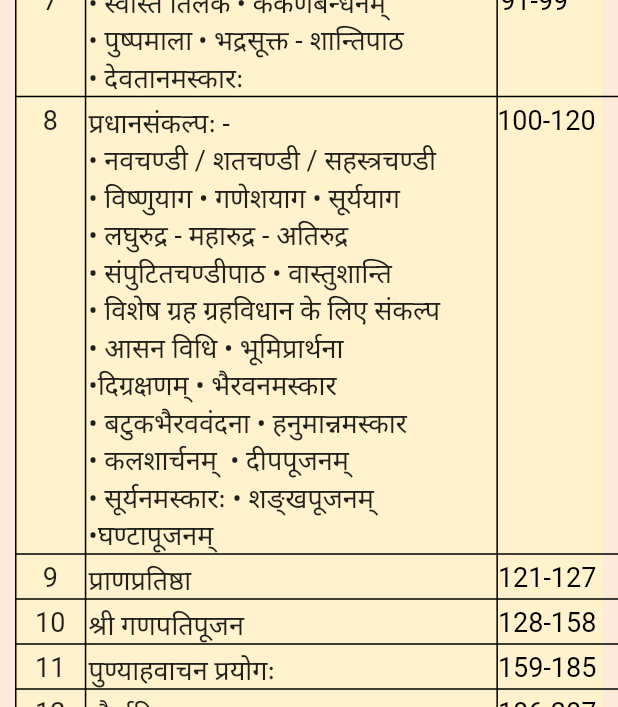
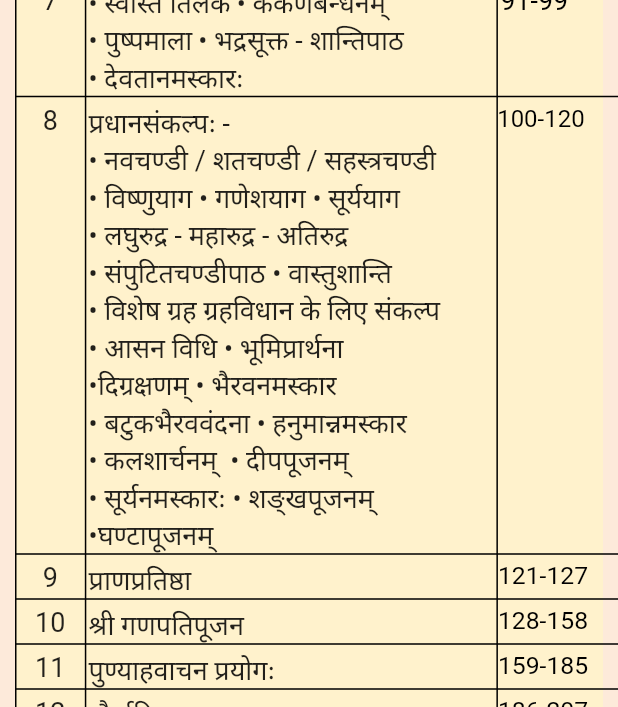
Before and after one commit to swapnil3099/flutter_ebook, a Flutter app: the DetailsScreen screen opened directly, on a phone screen of 412 x 824 dp. Shown: the part 529-1236 px from the top of the screen. Run offline on Flutter 3.47's test engine with Material 2 defaults, Android fonts, the phone set to English and light mode, and no system bars; our stand-ins replace cloud_firestore, curved_navigation_bar, firebase_auth, flutter_spinkit, splashscreen; missing offline and left inert: advance_pdf_viewer, animated_splash, giffy_dialog, pdf_render; accounts and stored records are empty.

Commit message:
minor changes

```diff
--- a/lib/screens/details_screen.dart
+++ b/lib/screens/details_screen.dart
@@ -13,6 +13,7 @@ import 'package:flutter_ebook/Pages/page19.dart';
 import 'package:flutter_ebook/Pages/page2.dart';
 import 'package:flutter_ebook/Pages/page20.dart';
 import 'package:flutter_ebook/Pages/page21.dart';
+import 'package:flutter_ebook/Pages/page22.dart';
 import 'package:flutter_ebook/Pages/page3.dart';
 import 'package:flutter_ebook/Pages/page4.dart';
 import 'package:flutter_ebook/Pages/page5.dart';
@@ -628,7 +629,7 @@ class _DetailsScreenState extends State<DetailsScreen> {
                             padding: const EdgeInsets.only(top: 5.0,left: 0),
                             child: Text(
                               '100-120',
-                              style: TextStyle(fontSize: 18,color: tex),
+                              style: TextStyle(fontSize: 16,color: tex),
                             ),
                           ),
                         )
@@ -682,7 +683,7 @@ class _DetailsScreenState extends State<DetailsScreen> {
                             padding: const EdgeInsets.only(top: 5.0,left: 0.5),
                             child: Text(
                               '121-127',
-                              style: TextStyle(fontSize: 18,color: tex),
+                              style: TextStyle(fontSize: 16.5,color: tex),
                             ),
                           ),
                         )
@@ -737,7 +738,7 @@ class _DetailsScreenState extends State<DetailsScreen> {
                             padding: const EdgeInsets.only(top: 5.0,left: 0.5),
                             child: Text(
                               '128-158',
-                              style: TextStyle(fontSize: 18,color: tex),
+                              style: TextStyle(fontSize: 16.5,color: tex),
                             ),
                           ),
                         )
@@ -791,7 +792,7 @@ class _DetailsScreenState extends State<DetailsScreen> {
                             padding: const EdgeInsets.only(top: 5.0,left: 0.5),
                             child: Text(
                               '159-185',
-                              style: TextStyle(fontSize: 18,color: tex),
+                              style: TextStyle(fontSize: 16.5,color: tex),
                             ),
                           ),
                         )
@@ -862,7 +863,7 @@ class _DetailsScreenState extends State<DetailsScreen> {
                             padding: const EdgeInsets.only(top: 5.0,left: 0.5),
                             child: Text(
                               '186-207',
-                              style: TextStyle(fontSize: 18,color: tex),
+                              style: TextStyle(fontSize: 16.5,color: tex),
                             ),
                           ),
                         )
@@ -927,7 +928,7 @@ class _DetailsScreenState extends State<DetailsScreen> {
                             padding: const EdgeInsets.only(top: 5.0,left: 0.5),
                             child: Text(
                               '208-231',
-                              style: TextStyle(fontSize: 18,color: tex),
+                              style: TextStyle(fontSize: 16.5,color: tex),
                             ),
                           ),
                         )
@@ -998,7 +999,7 @@ class _DetailsScreenState extends State<DetailsScreen> {
                             padding: const EdgeInsets.only(top: 5.0,left: 0.5),
                             child: Text(
                               '232-246',
-                              style: TextStyle(fontSize: 18,color: tex),
+                              style: TextStyle(fontSize: 16.5,color: tex),
                             ),
                           ),
                         )
@@ -1087,7 +1088,7 @@ class _DetailsScreenState extends State<DetailsScreen> {
                             padding: const EdgeInsets.only(top: 5.0,left: 0.5),
                             child: Text(
                               '247-286',
-                              style: TextStyle(fontSize: 18,color: tex),
+                              style: TextStyle(fontSize: 16.5,color: tex),
                             ),
                           ),
                         )
@@ -1176,7 +1177,7 @@ class _DetailsScreenState extends State<DetailsScreen> {
                             padding: const EdgeInsets.only(top: 5.0,left: 0.5),
                             child: Text(
                               '287-314',
-                              style: TextStyle(fontSize: 18,color: tex),
+                              style: TextStyle(fontSize: 16.5,color: tex),
                             ),
                           ),
                         )
@@ -1229,7 +1230,7 @@ class _DetailsScreenState extends State<DetailsScreen> {
                             padding: const EdgeInsets.only(top: 5.0,left: 0.5),
                             child: Text(
                               '315-330',
-                              style: TextStyle(fontSize: 18,color: tex),
+                              style: TextStyle(fontSize: 16.5,color: tex),
                             ),
                           ),
                         )
@@ -1282,7 +1283,7 @@ class _DetailsScreenState extends State<DetailsScreen> {
                             padding: const EdgeInsets.only(top: 5.0,left: 0.5),
                             child: Text(
                               '331-366',
-                              style: TextStyle(fontSize: 18,color: tex),
+                              style: TextStyle(fontSize: 16.5,color: tex),
                             ),
                           ),
                         )
@@ -1365,7 +1366,7 @@ class _DetailsScreenState extends State<DetailsScreen> {
                             padding: const EdgeInsets.only(top: 5.0,left: 0.5),
                             child: Text(
                               '367-497',
-                              style: TextStyle(fontSize: 18,color: tex),
+                              style: TextStyle(fontSize: 16.5,color: tex),
                             ),
                           ),
                         )
@@ -1436,7 +1437,7 @@ class _DetailsScreenState extends State<DetailsScreen> {
                             padding: const EdgeInsets.only(top: 5.0,left: 0.5),
                             child: Text(
                               '498-589',
-                              style: TextStyle(fontSize: 18,color: tex),
+                              style: TextStyle(fontSize: 16.5,color: tex),
                             ),
                           ),
                         )
@@ -1516,7 +1517,7 @@ class _DetailsScreenState extends State<DetailsScreen> {
                             padding: const EdgeInsets.only(top: 5.0,left: 0.5),
                             child: Text(
                               '590-658',
-                              style: TextStyle(fontSize: 18,color: tex),
+                              style: TextStyle(fontSize: 16.5,color: tex),
                             ),
                           ),
                         )
@@ -1552,7 +1553,7 @@ class _DetailsScreenState extends State<DetailsScreen> {
                                   onTap: () =>
                                       Navigator.push(context,
                                           MaterialPageRoute(
-                                              builder: (context) => Page11())),
+                                              builder: (context) => Page22())),
                                   child: Text('सूर्य -',
                                       style: TextStyle(
                                         fontSize: 18,
@@ -1579,12 +1580,12 @@ class _DetailsScreenState extends State<DetailsScreen> {
                           onTap: () =>
                               Navigator.push(context,
                                   MaterialPageRoute(
-                                      builder: (context) => Page11())),
+                                      builder: (context) => Page22())),
                           child: Container(
                             padding: const EdgeInsets.only(top: 5.0,left: 0.5),
                             child: Text(
                               '659-687',
-                              style: TextStyle(fontSize: 18,color: tex),
+                              style: TextStyle(fontSize: 16.5,color: tex),
                             ),
                           ),
                         )
@@ -1664,7 +1665,7 @@ class _DetailsScreenState extends State<DetailsScreen> {
                             padding: const EdgeInsets.only(top: 5.0,left: 0.5),
                             child: Text(
                               '688-779',
-                              style: TextStyle(fontSize: 18,color: tex),
+                              style: TextStyle(fontSize: 16.5,color: tex),
                             ),
                           ),
                         )
@@ -1723,7 +1724,7 @@ class _DetailsScreenState extends State<DetailsScreen> {
                             padding: const EdgeInsets.only(top: 5.0,left: 0.5),
                             child: Text(
                               '780-803',
-                              style: TextStyle(fontSize: 18,color: tex),
+                              style: TextStyle(fontSize: 16.5,color: tex),
                             ),
                           ),
                         )
@@ -1791,7 +1792,7 @@ class _DetailsScreenState extends State<DetailsScreen> {
                             padding: const EdgeInsets.only(top: 5.0,left: 0.5),
                             child: Text(
                               '804-844',
-                              style: TextStyle(fontSize: 18,color: tex),
+                              style: TextStyle(fontSize: 16.5,color: tex),
                             ),
                           ),
                         )
@@ -1845,7 +1846,7 @@ class _DetailsScreenState extends State<DetailsScreen> {
                             padding: const EdgeInsets.only(top: 5.0,left: 0.5),
                             child: Text(
                               '845-850',
-                              style: TextStyle(fontSize: 18,color: tex),
+                              style: TextStyle(fontSize: 16.5,color: tex),
                             ),
                           ),
                         )
@@ -1913,7 +1914,7 @@ class _DetailsScreenState extends State<DetailsScreen> {
                             padding: const EdgeInsets.only(top: 5.0,left: 0.5),
                             child: Text(
                               '851-872',
-                              style: TextStyle(fontSize: 18,color: tex),
+                              style: TextStyle(fontSize: 16.5,color: tex),
                             ),
                           ),
                         )
@@ -1975,7 +1976,7 @@ class _DetailsScreenState extends State<DetailsScreen> {
                             padding: const EdgeInsets.only(top: 5.0,left: 0.5),
                             child: Text(
                               '872-884',
-                              style: TextStyle(fontSize: 18,color: tex),
+                              style: TextStyle(fontSize: 16.5,color: tex),
                             ),
                           ),
                         )
@@ -2037,7 +2038,7 @@ class _DetailsScreenState extends State<DetailsScreen> {
                             padding: const EdgeInsets.only(top: 5.0,left: 0.5),
                             child: Text(
                               '884-893',
-                              style: TextStyle(fontSize: 18,color: tex),
+                              style: TextStyle(fontSize: 16.5,color: tex),
                             ),
                           ),
                         )
@@ -2099,7 +2100,7 @@ class _DetailsScreenState extends State<DetailsScreen> {
                             padding: const EdgeInsets.only(top: 5.0,left: 0.5),
                             child: Text(
                               '893-901',
-                              style: TextStyle(fontSize: 18,color: tex),
+                              style: TextStyle(fontSize: 16.5,color: tex),
                             ),
                           ),
                         )
@@ -2161,7 +2162,7 @@ class _DetailsScreenState extends State<DetailsScreen> {
                             padding: const EdgeInsets.only(top: 5.0,left: 0.5),
                             child: Text(
                               '901-956',
-                              style: TextStyle(fontSize: 18,color: tex),
+                              style: TextStyle(fontSize: 16.5,color: tex),
                             ),
                           ),
                         )
@@ -2229,10 +2230,10 @@ class _DetailsScreenState extends State<DetailsScreen> {
                                   MaterialPageRoute(
                                       builder: (context) => Page11())),
                           child: Container(
-                            padding: const EdgeInsets.only(top: 5.0,left: 0.5),
+                            padding: const EdgeInsets.only(top: 5.0,left: 1),
                             child: Text(
                               '956-978',
-                              style: TextStyle(fontSize: 18,color: tex),
+                              style: TextStyle(fontSize: 16.5,color: tex),
                             ),
                           ),
                         )
@@ -2300,10 +2301,10 @@ class _DetailsScreenState extends State<DetailsScreen> {
                                   MaterialPageRoute(
                                       builder: (context) => Page11())),
                           child: Container(
-                            padding: const EdgeInsets.only(top: 5.0,left: 0.5),
+                            padding: const EdgeInsets.only(top: 5.0,left: 1),
                             child: Text(
                               '978-992',
-                              style: TextStyle(fontSize: 18,color: tex),
+                              style: TextStyle(fontSize: 16.5,color: tex),
                             ),
                           ),
                         )
@@ -2359,10 +2360,10 @@ class _DetailsScreenState extends State<DetailsScreen> {
                                   MaterialPageRoute(
                                       builder: (context) => Page11())),
                           child: Container(
-                            padding: const EdgeInsets.only(top: 5.0,left: 0.5),
+                            padding: const EdgeInsets.only(top: 5.0,left: 1),
                             child: Text(
                               '993-997',
-                              style: TextStyle(fontSize: 18,color: tex),
+                              style: TextStyle(fontSize: 16.5,color: tex),
                             ),
                           ),
                         )
@@ -2433,7 +2434,7 @@ class _DetailsScreenState extends State<DetailsScreen> {
                             padding: const EdgeInsets.only(top: 10.0,left: 0.5),
                             child: Text(
                               '998-1035',
-                              style: TextStyle(fontSize: 16,color: tex),
+                              style: TextStyle(fontSize: 15.5,color: tex),
                             ),
                           ),
                         )
```
Also changed, not shown: lib/Pages/page22.dart (added, +149 -0 lines).
